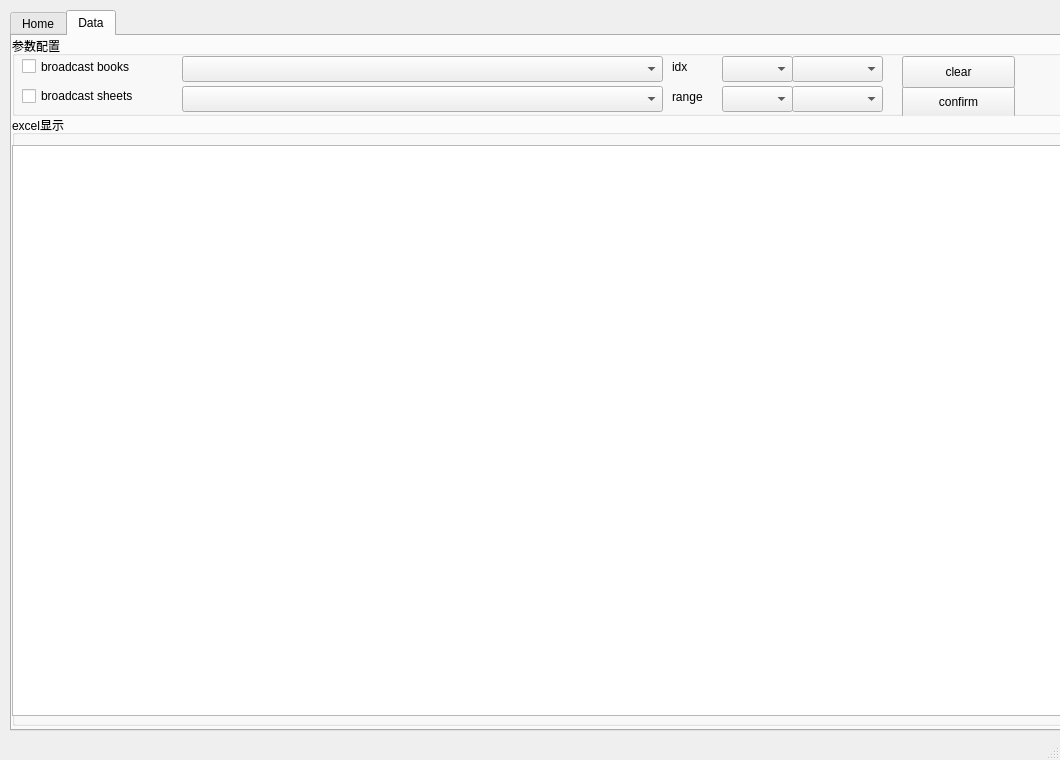
First picture: the form in UI_lan.ui, repository makalo/pyqt5-excel, before the edit.
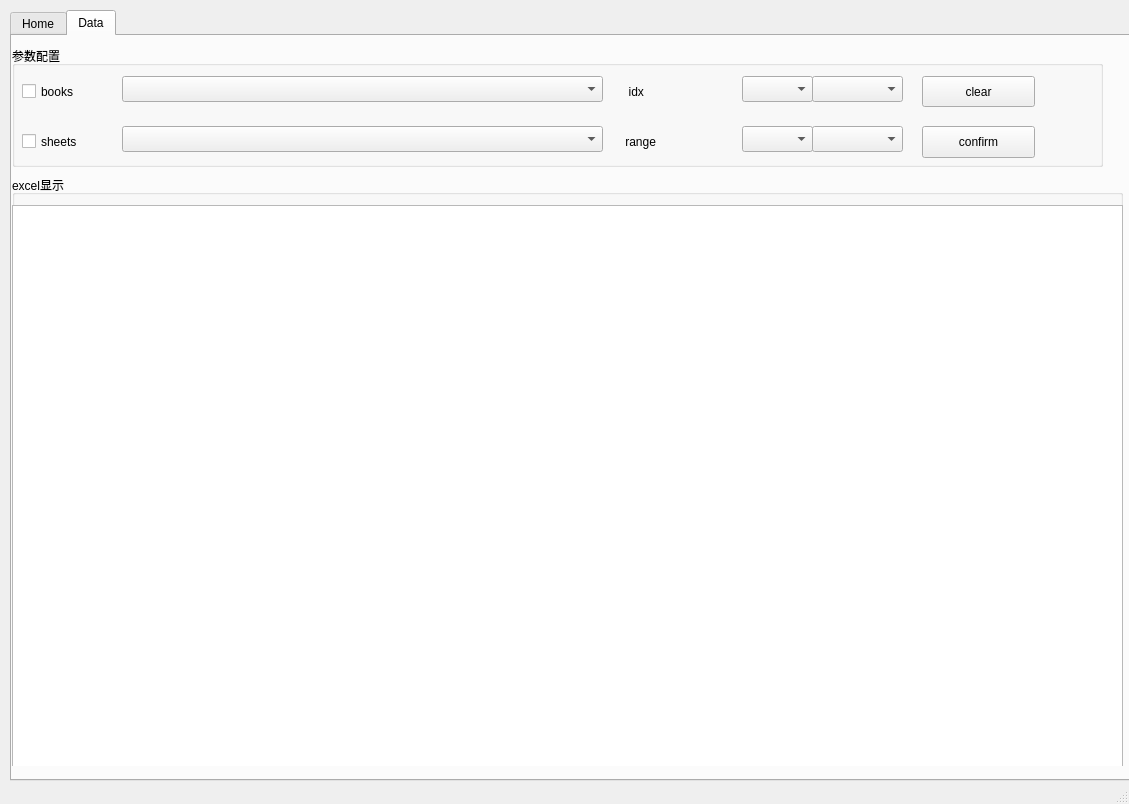
Second picture: the form after the edit. The open tabs and pages were chosen to show the change.

Diff of the .ui file:
```diff
--- a/UI_lan.ui
+++ b/UI_lan.ui
@@ -6,8 +6,8 @@
    <rect>
     <x>0</x>
     <y>0</y>
-    <width>1060</width>
-    <height>760</height>
+    <width>1129</width>
+    <height>804</height>
    </rect>
   </property>
   <property name="windowTitle">
@@ -19,8 +19,8 @@
      <rect>
       <x>10</x>
       <y>10</y>
-      <width>1091</width>
-      <height>721</height>
+      <width>1141</width>
+      <height>771</height>
      </rect>
     </property>
     <property name="currentIndex">
@@ -243,9 +243,9 @@
       <property name="geometry">
        <rect>
         <x>0</x>
-        <y>0</y>
+        <y>10</y>
         <width>1091</width>
-        <height>80</height>
+        <height>121</height>
        </rect>
       </property>
       <property name="title">
@@ -254,8 +254,8 @@
       <widget class="QPushButton" name="pushButton_confirm_idx">
        <property name="geometry">
         <rect>
-         <x>890</x>
-         <y>50</y>
+         <x>910</x>
+         <y>80</y>
          <width>113</width>
          <height>32</height>
         </rect>
@@ -267,10 +267,10 @@
       <widget class="QPushButton" name="pushButton_clear_idx">
        <property name="geometry">
         <rect>
-         <x>890</x>
-         <y>20</y>
+         <x>910</x>
+         <y>30</y>
          <width>113</width>
-         <height>32</height>
+         <height>31</height>
         </rect>
        </property>
        <property name="text">
@@ -280,8 +280,8 @@
       <widget class="QComboBox" name="comboBox_wb">
        <property name="geometry">
         <rect>
-         <x>170</x>
-         <y>20</y>
+         <x>110</x>
+         <y>30</y>
          <width>481</width>
          <height>26</height>
         </rect>
@@ -290,8 +290,8 @@
       <widget class="QComboBox" name="comboBox_ws">
        <property name="geometry">
         <rect>
-         <x>170</x>
-         <y>50</y>
+         <x>110</x>
+         <y>80</y>
          <width>481</width>
          <height>26</height>
         </rect>
@@ -300,34 +300,34 @@
       <widget class="QLabel" name="label_keyidx">
        <property name="geometry">
         <rect>
-         <x>660</x>
-         <y>20</y>
-         <width>51</width>
-         <height>21</height>
+         <x>610</x>
+         <y>30</y>
+         <width>91</width>
+         <height>31</height>
         </rect>
        </property>
        <property name="text">
-        <string>idx</string>
+        <string>  idx</string>
        </property>
       </widget>
       <widget class="QLabel" name="label_range">
        <property name="geometry">
         <rect>
-         <x>660</x>
-         <y>50</y>
-         <width>51</width>
-         <height>21</height>
+         <x>610</x>
+         <y>80</y>
+         <width>91</width>
+         <height>31</height>
         </rect>
        </property>
        <property name="text">
-        <string>range</string>
+        <string> range</string>
        </property>
       </widget>
       <widget class="QComboBox" name="comboBox_x">
        <property name="geometry">
         <rect>
-         <x>710</x>
-         <y>20</y>
+         <x>730</x>
+         <y>30</y>
          <width>71</width>
          <height>26</height>
         </rect>
@@ -336,8 +336,8 @@
       <widget class="QComboBox" name="comboBox_y">
        <property name="geometry">
         <rect>
-         <x>780</x>
-         <y>20</y>
+         <x>800</x>
+         <y>30</y>
          <width>91</width>
          <height>26</height>
         </rect>
@@ -346,8 +346,8 @@
       <widget class="QComboBox" name="comboBox_r1">
        <property name="geometry">
         <rect>
-         <x>710</x>
-         <y>50</y>
+         <x>730</x>
+         <y>80</y>
          <width>71</width>
          <height>26</height>
         </rect>
@@ -356,8 +356,8 @@
       <widget class="QComboBox" name="comboBox_r2">
        <property name="geometry">
         <rect>
-         <x>780</x>
-         <y>50</y>
+         <x>800</x>
+         <y>80</y>
          <width>91</width>
          <height>26</height>
         </rect>
@@ -367,13 +367,13 @@
        <property name="geometry">
         <rect>
          <x>10</x>
-         <y>20</y>
-         <width>131</width>
-         <height>21</height>
+         <y>30</y>
+         <width>81</width>
+         <height>31</height>
         </rect>
        </property>
        <property name="text">
-        <string>broadcast books</string>
+        <string>books</string>
        </property>
        <property name="checked">
         <bool>false</bool>
@@ -383,13 +383,13 @@
        <property name="geometry">
         <rect>
          <x>10</x>
-         <y>50</y>
-         <width>131</width>
-         <height>20</height>
+         <y>80</y>
+         <width>81</width>
+         <height>31</height>
         </rect>
        </property>
        <property name="text">
-        <string>broadcast sheets</string>
+        <string>sheets</string>
        </property>
        <property name="checked">
         <bool>false</bool>
@@ -400,9 +400,9 @@
       <property name="geometry">
        <rect>
         <x>0</x>
-        <y>79</y>
-        <width>1091</width>
-        <height>611</height>
+        <y>139</y>
+        <width>1111</width>
+        <height>591</height>
        </rect>
       </property>
       <property name="title">
@@ -413,8 +413,8 @@
         <rect>
          <x>0</x>
          <y>30</y>
-         <width>1091</width>
-         <height>571</height>
+         <width>1111</width>
+         <height>581</height>
         </rect>
        </property>
       </widget>
```
Left out of the diff: 44 changed lines with no effect on the pictures.
